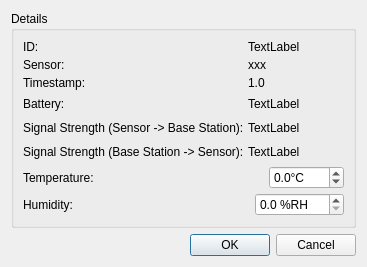
Qt form manager/src/MeasurementDetailsDialog.ui (porkmarks/sense) before a commit.
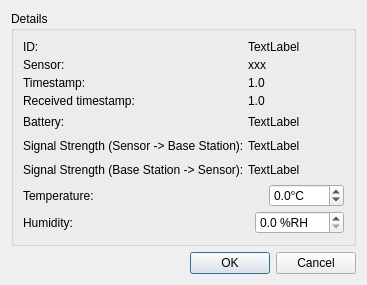
The same form after that commit.

Commit message: Removed the settings class and collapsed it in the DB Eliminated potential data loss on crash Saving data only when changed

```diff
--- a/manager/src/MeasurementDetailsDialog.ui
+++ b/manager/src/MeasurementDetailsDialog.ui
@@ -338,6 +338,20 @@
         </layout>
        </widget>
       </item>
+      <item row="3" column="0">
+       <widget class="QLabel" name="label_5">
+        <property name="text">
+         <string>Received timestamp:</string>
+        </property>
+       </widget>
+      </item>
+      <item row="3" column="1">
+       <widget class="QLabel" name="receivedTimestamp">
+        <property name="text">
+         <string>1.0</string>
+        </property>
+       </widget>
+      </item>
      </layout>
     </widget>
    </item>
```
The commit also changes 46 other files.
